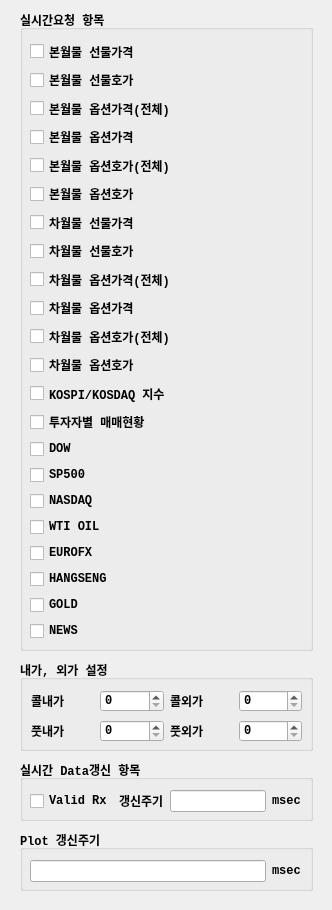
Before: the Qt Designer form UI/realtimeitem.ui in skygoldfish/SkyBot, drawn with Qt 5.
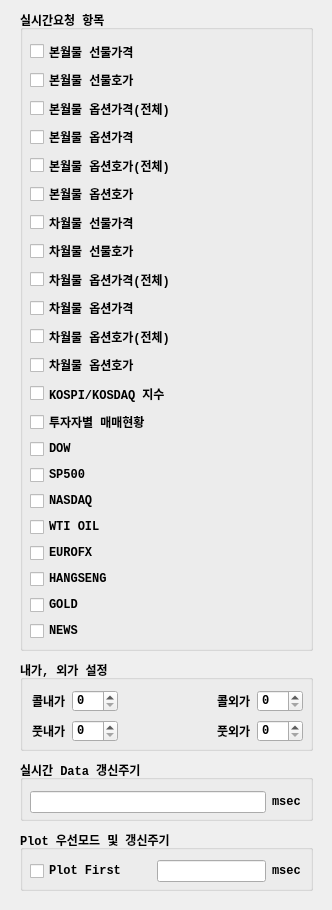
After: the same form once the commit is applied.

Patch:
```diff
--- a/UI/realtimeitem.ui
+++ b/UI/realtimeitem.ui
@@ -373,9 +373,9 @@
     </font>
    </property>
    <property name="title">
-    <string>Plot 갱신주기</string>
+    <string>Plot 우선모드 및 갱신주기</string>
    </property>
-   <widget class="QWidget" name="layoutWidget">
+   <widget class="QWidget" name="">
     <property name="geometry">
      <rect>
       <x>10</x>
@@ -385,6 +385,26 @@
      </rect>
     </property>
     <layout class="QHBoxLayout" name="horizontalLayout">
+     <item>
+      <widget class="QCheckBox" name="checkBox_plot_first">
+       <property name="text">
+        <string>Plot First</string>
+       </property>
+      </widget>
+     </item>
+     <item>
+      <spacer name="horizontalSpacer">
+       <property name="orientation">
+        <enum>Qt::Horizontal</enum>
+       </property>
+       <property name="sizeHint" stdset="0">
+        <size>
+         <width>40</width>
+         <height>20</height>
+        </size>
+       </property>
+      </spacer>
+     </item>
      <item>
       <widget class="QLineEdit" name="lineEdit_plot">
        <property name="alignment">
@@ -436,32 +456,18 @@
     </font>
    </property>
    <property name="title">
-    <string>실시간 Data갱신 항목</string>
+    <string>실시간 Data 갱신주기</string>
    </property>
-   <widget class="QWidget" name="layoutWidget">
+   <widget class="QWidget" name="">
     <property name="geometry">
      <rect>
       <x>10</x>
-      <y>30</y>
+      <y>31</y>
       <width>271</width>
       <height>22</height>
      </rect>
     </property>
     <layout class="QHBoxLayout" name="horizontalLayout_2">
-     <item>
-      <widget class="QCheckBox" name="checkBox_valid_receive">
-       <property name="text">
-        <string>Valid Rx</string>
-       </property>
-      </widget>
-     </item>
-     <item>
-      <widget class="QLabel" name="label_2">
-       <property name="text">
-        <string>갱신주기</string>
-       </property>
-      </widget>
-     </item>
      <item>
       <widget class="QLineEdit" name="lineEdit_mp">
        <property name="alignment">
@@ -507,7 +513,7 @@
    <widget class="QWidget" name="">
     <property name="geometry">
      <rect>
-      <x>11</x>
+      <x>12</x>
       <y>60</y>
       <width>271</width>
       <height>22</height>
@@ -524,6 +530,19 @@
      <item>
       <widget class="QSpinBox" name="spinBox_put_itm"/>
      </item>
+     <item>
+      <spacer name="horizontalSpacer_2">
+       <property name="orientation">
+        <enum>Qt::Horizontal</enum>
+       </property>
+       <property name="sizeHint" stdset="0">
+        <size>
+         <width>40</width>
+         <height>20</height>
+        </size>
+       </property>
+      </spacer>
+     </item>
      <item>
       <widget class="QLabel" name="label_put_otm">
        <property name="text">
@@ -539,7 +558,7 @@
    <widget class="QWidget" name="">
     <property name="geometry">
      <rect>
-      <x>11</x>
+      <x>12</x>
       <y>30</y>
       <width>271</width>
       <height>22</height>
@@ -556,6 +575,19 @@
      <item>
       <widget class="QSpinBox" name="spinBox_call_itm"/>
      </item>
+     <item>
+      <spacer name="horizontalSpacer_3">
+       <property name="orientation">
+        <enum>Qt::Horizontal</enum>
+       </property>
+       <property name="sizeHint" stdset="0">
+        <size>
+         <width>40</width>
+         <height>20</height>
+        </size>
+       </property>
+      </spacer>
+     </item>
      <item>
       <widget class="QLabel" name="label_call_otm">
        <property name="text">
```
